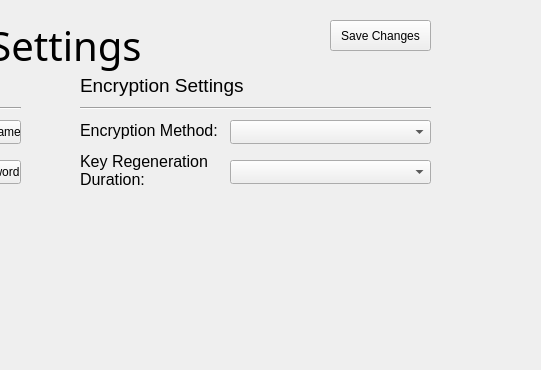
Above: mainwindow.ui from amorra1/vaulttalk before the change; both pictures show x 360 to 901 and y 0 to 370 of the 901 by 487 pixel window. Below: the same form after it.
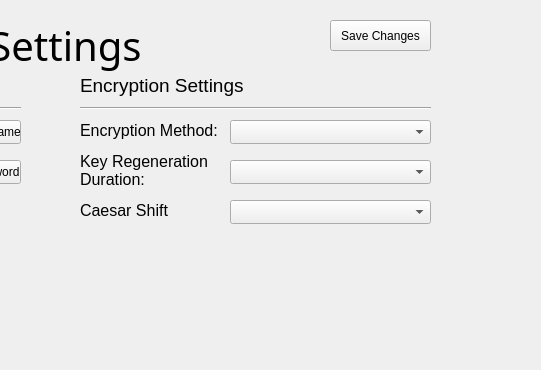
That is the form after the change.

```diff
--- a/mainwindow.ui
+++ b/mainwindow.ui
@@ -671,6 +671,37 @@
        </rect>
       </property>
      </widget>
+     <widget class="QLabel" name="caesarShiftLabel">
+      <property name="geometry">
+       <rect>
+        <x>450</x>
+        <y>180</y>
+        <width>141</width>
+        <height>61</height>
+       </rect>
+      </property>
+      <property name="font">
+       <font>
+        <pointsize>12</pointsize>
+       </font>
+      </property>
+      <property name="text">
+       <string>Caesar Shift</string>
+      </property>
+      <property name="wordWrap">
+       <bool>true</bool>
+      </property>
+     </widget>
+     <widget class="QComboBox" name="caesarShiftDropdown">
+      <property name="geometry">
+       <rect>
+        <x>600</x>
+        <y>200</y>
+        <width>201</width>
+        <height>24</height>
+       </rect>
+      </property>
+     </widget>
     </widget>
    </widget>
   </widget>
```
